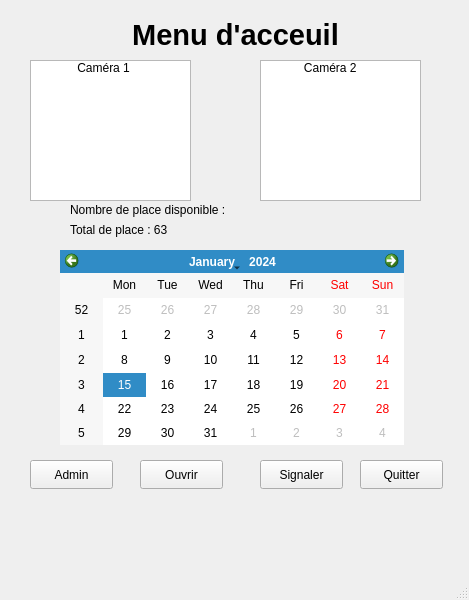
Above: Projet-IHM-Plaque/mainwindow.ui from SomeBoringNerd/ProjectBlackMirror before the change. Below: the same form after it.
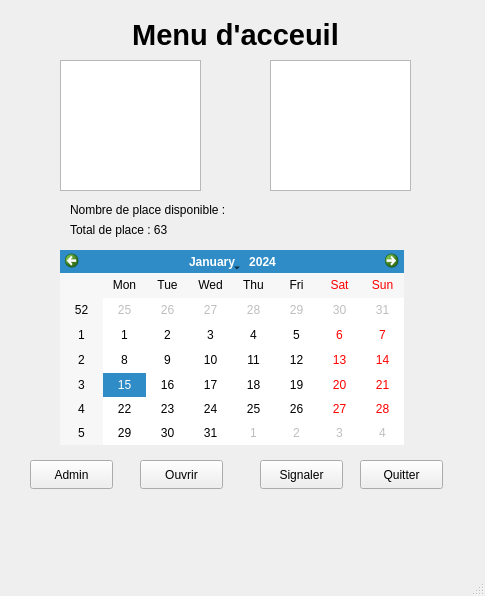
That is the form after the change. The open tabs and pages were chosen to show the change.

The edit to the form file:
```diff
--- a/Projet-IHM-Plaque/mainwindow.ui
+++ b/Projet-IHM-Plaque/mainwindow.ui
@@ -6,8 +6,8 @@
    <rect>
     <x>0</x>
     <y>0</y>
-    <width>469</width>
-    <height>600</height>
+    <width>485</width>
+    <height>596</height>
    </rect>
   </property>
   <property name="windowTitle">
@@ -40,21 +40,6 @@
        <string>Admin</string>
       </property>
      </widget>
-     <widget class="QListWidget" name="listWidget_2">
-      <property name="geometry">
-       <rect>
-        <x>240</x>
-        <y>60</y>
-        <width>161</width>
-        <height>141</height>
-       </rect>
-      </property>
-      <item>
-       <property name="text">
-        <string>            Caméra 2</string>
-       </property>
-      </item>
-     </widget>
      <widget class="QPushButton" name="pushButton_Ouvrir_Menu">
       <property name="geometry">
        <rect>
@@ -81,21 +66,6 @@
        <string>Nombre de place disponible :  </string>
       </property>
      </widget>
-     <widget class="QListWidget" name="listWidget">
-      <property name="geometry">
-       <rect>
-        <x>10</x>
-        <y>60</y>
-        <width>161</width>
-        <height>141</height>
-       </rect>
-      </property>
-      <item>
-       <property name="text">
-        <string>             Caméra 1</string>
-       </property>
-      </item>
-     </widget>
      <widget class="QPushButton" name="pushButton_4_Signaler_Menu">
       <property name="geometry">
        <rect>
@@ -158,6 +128,26 @@
        <string>Quitter</string>
       </property>
      </widget>
+     <widget class="QTextBrowser" name="textBrowser">
+      <property name="geometry">
+       <rect>
+        <x>40</x>
+        <y>60</y>
+        <width>141</width>
+        <height>131</height>
+       </rect>
+      </property>
+     </widget>
+     <widget class="QTextBrowser" name="textBrowser_2">
+      <property name="geometry">
+       <rect>
+        <x>250</x>
+        <y>60</y>
+        <width>141</width>
+        <height>131</height>
+       </rect>
+      </property>
+     </widget>
     </widget>
     <widget class="QWidget" name="page_2">
      <widget class="QLabel" name="label_3">
```
Left out of the diff: 32 changed lines with no effect on the pictures.
